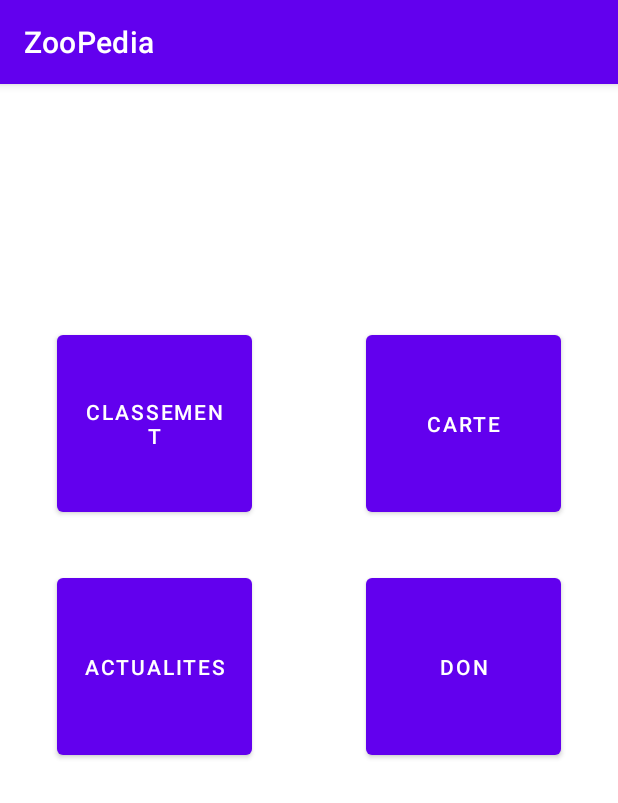
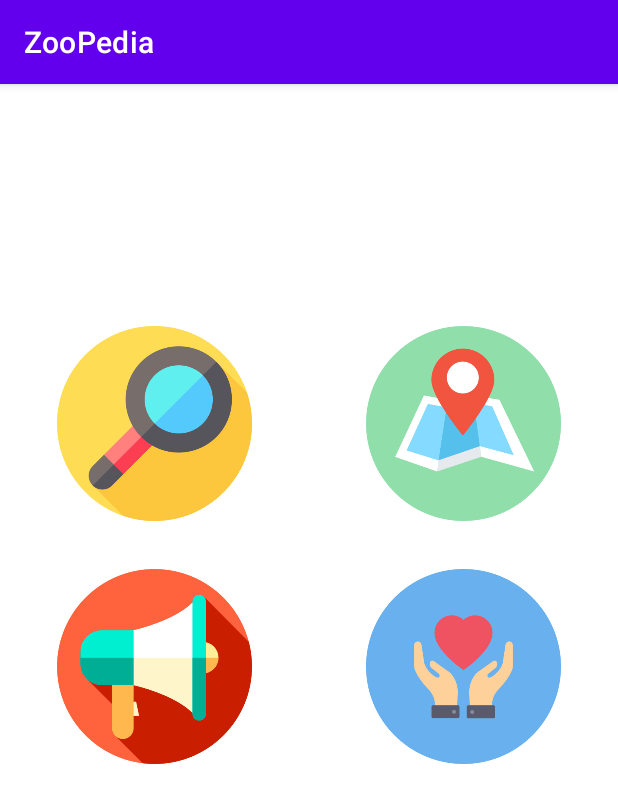
Before and after one commit to TheoGicquel/l3-ZooRanking-App, an Android app: the screen it shows after launch (MainActivity), on a phone screen of 412 x 824 dp. Shown: the top 803 px of the screen. Run offline under Robolectric (Android 15) with nearby library versions, the phone set to English and light mode, and no system bars.

Commit message:
added icons to main layou

```diff
--- a/app/src/main/res/layout/activity_main.xml
+++ b/app/src/main/res/layout/activity_main.xml
@@ -6,28 +6,34 @@
         android:layout_width="match_parent"
         android:layout_height="match_parent"
         tools:context=".MainActivity">
-    <Button
-            android:text="@string/mapPageButtonString"
+    <ImageButton
+            android:contentDescription="@string/mapPageButtonString"
             android:layout_width="130dp"
             android:layout_height="130dp" android:id="@+id/zooMapViewButton"
             app:layout_constraintStart_toStartOf="@+id/verticalGuide"
             app:layout_constraintBottom_toTopOf="@+id/horizontalGuide" android:layout_marginStart="16dp"
             android:layout_marginBottom="16dp" app:layout_constraintEnd_toEndOf="parent"
-            android:layout_marginEnd="16dp"/>
-    <Button
-            android:text="@string/donatePageButtonString"
+            android:layout_marginEnd="16dp" android:src="@drawable/icon_map" android:scaleType="centerInside"
+            android:background="#00FFFFFF" tools:ignore="ImageContrastCheck"/>
+    <ImageButton
+            android:contentDescription="@string/donatePageButtonString"
             android:layout_width="130dp"
             android:layout_height="130dp" android:id="@+id/donateViewButton"
-            app:layout_constraintTop_toTopOf="@+id/horizontalGuide" app:layout_constraintStart_toStartOf="@+id/verticalGuide"
+            app:layout_constraintTop_toTopOf="@+id/horizontalGuide"
+            app:layout_constraintStart_toStartOf="@+id/verticalGuide"
             android:layout_marginTop="16dp" android:layout_marginStart="16dp"
-            app:layout_constraintEnd_toEndOf="parent" android:layout_marginEnd="16dp"/>
-    <Button
-            android:text="@string/newsPageButtonString"
+            app:layout_constraintEnd_toEndOf="parent" android:layout_marginEnd="16dp" android:background="#00FFFFFF"
+            android:src="@drawable/icon_donate" android:scaleType="centerInside" tools:ignore="ImageContrastCheck"/>
+    <ImageButton
+            android:contentDescription="@string/newsPageButtonString"
             android:layout_width="130dp"
             android:layout_height="130dp" android:id="@+id/newsViewButton"
-            app:layout_constraintTop_toTopOf="@+id/horizontalGuide" app:layout_constraintEnd_toStartOf="@+id/verticalGuide"
+            app:layout_constraintTop_toTopOf="@+id/horizontalGuide"
+            app:layout_constraintEnd_toStartOf="@+id/verticalGuide"
             android:layout_marginTop="16dp" android:layout_marginEnd="16dp"
-            app:layout_constraintStart_toStartOf="parent" android:layout_marginStart="16dp"/>
+            app:layout_constraintStart_toStartOf="parent" android:layout_marginStart="16dp"
+            android:background="#00FFFFFF" android:src="@drawable/icon_news" android:scaleType="centerInside"
+            tools:ignore="ImageContrastCheck"/>
     <androidx.constraintlayout.widget.Guideline android:layout_width="wrap_content" android:layout_height="wrap_content"
                                                 android:id="@+id/horizontalGuide" app:layout_constraintGuide_begin="20dp"
                                                 android:orientation="horizontal"
@@ -39,13 +45,13 @@
             android:layout_height="wrap_content" android:id="@+id/verticalGuide"
             app:layout_constraintGuide_percent="0.5"
     />
-    <Button
-            android:text="@string/rankingPageButtonString"
+    <ImageButton
+            android:contentDescription="@string/rankingPageButtonString"
             android:layout_width="130dp"
             android:layout_height="130dp" android:id="@+id/zooListViewButton"
             app:layout_constraintEnd_toStartOf="@+id/verticalGuide"
             app:layout_constraintStart_toStartOf="parent" app:layout_constraintBottom_toTopOf="@+id/horizontalGuide"
             android:layout_marginBottom="16dp"
             android:layout_marginEnd="16dp" android:layout_marginStart="16dp"
-    />
+            android:background="#00FFFFFF" android:src="@drawable/icon_search" android:scaleType="centerInside"/>
 </androidx.constraintlayout.widget.ConstraintLayout>
```
Also changed, not shown: app/src/main/res/drawable/icon_donate.png (added), app/src/main/res/drawable/icon_map.png (added), app/src/main/res/drawable/icon_news.png (added), app/src/main/res/drawable/icon_search.png (added).
